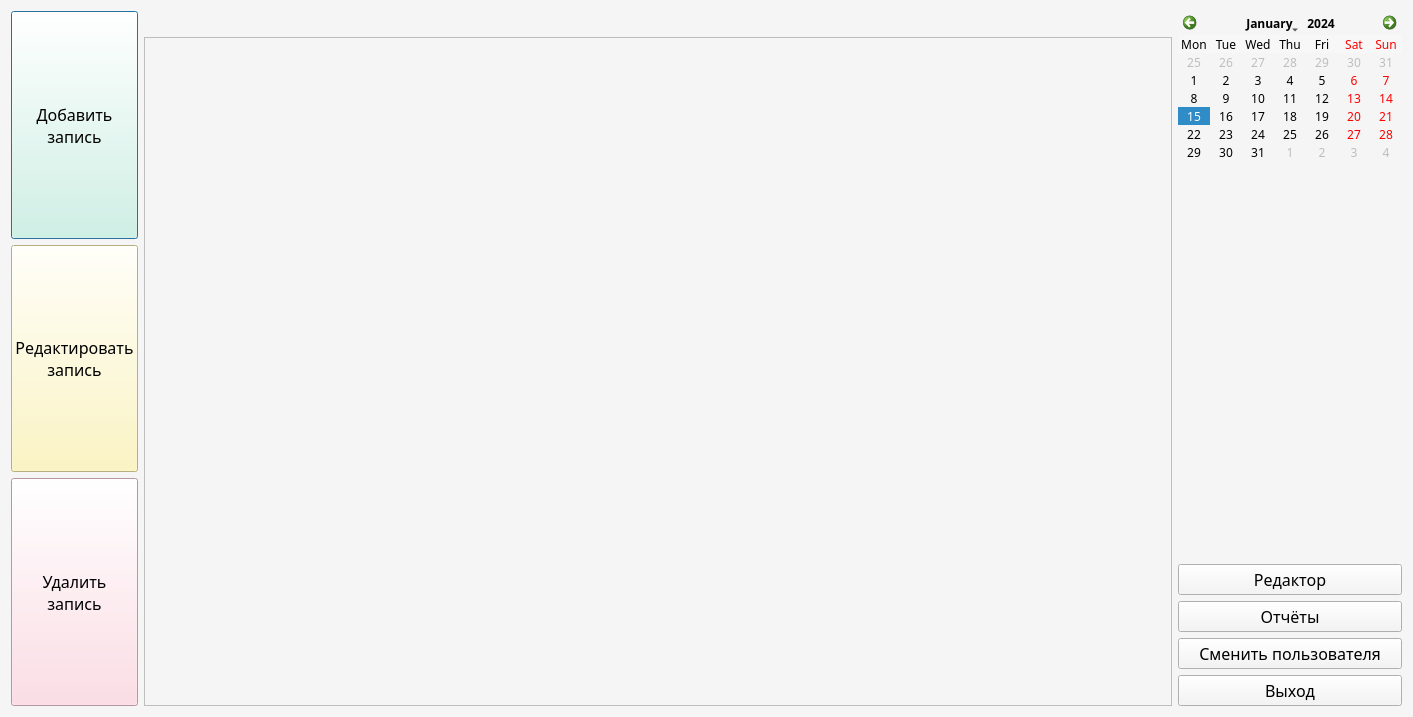
Above: curs/project/beautySalon/schedule.ui from KirillLyanoy/visualProgramming2 before the change. Below: the same form after it.
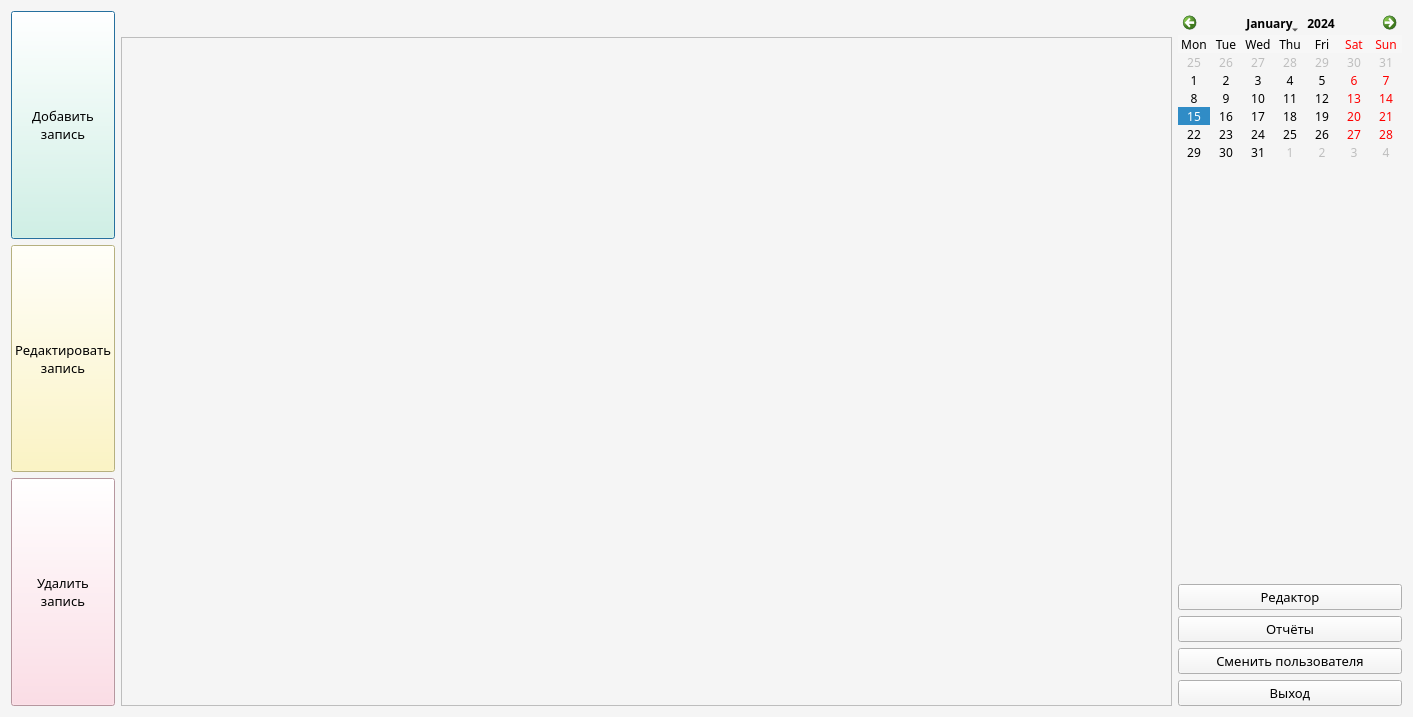
That is the form after the change.

Patch:
```diff
--- a/curs/project/beautySalon/schedule.ui
+++ b/curs/project/beautySalon/schedule.ui
@@ -36,7 +36,7 @@
        <property name="font">
         <font>
          <family>Bahnschrift SemiLight</family>
-         <pointsize>12</pointsize>
+         <pointsize>10</pointsize>
         </font>
        </property>
        <property name="styleSheet">
@@ -59,7 +59,7 @@
        <property name="font">
         <font>
          <family>Bahnschrift SemiLight</family>
-         <pointsize>12</pointsize>
+         <pointsize>10</pointsize>
         </font>
        </property>
        <property name="styleSheet">
@@ -82,7 +82,7 @@
        <property name="font">
         <font>
          <family>Bahnschrift SemiLight</family>
-         <pointsize>12</pointsize>
+         <pointsize>10</pointsize>
         </font>
        </property>
        <property name="styleSheet">
@@ -236,7 +236,7 @@
        <property name="font">
         <font>
          <family>Bahnschrift SemiLight</family>
-         <pointsize>12</pointsize>
+         <pointsize>10</pointsize>
         </font>
        </property>
        <property name="text">
@@ -255,7 +255,7 @@
        <property name="font">
         <font>
          <family>Bahnschrift SemiLight</family>
-         <pointsize>12</pointsize>
+         <pointsize>10</pointsize>
         </font>
        </property>
        <property name="text">
@@ -268,7 +268,7 @@
        <property name="font">
         <font>
          <family>Bahnschrift SemiLight</family>
-         <pointsize>12</pointsize>
+         <pointsize>10</pointsize>
         </font>
        </property>
        <property name="text">
@@ -281,7 +281,7 @@
        <property name="font">
         <font>
          <family>Bahnschrift SemiLight</family>
-         <pointsize>12</pointsize>
+         <pointsize>10</pointsize>
         </font>
        </property>
        <property name="text">
```
